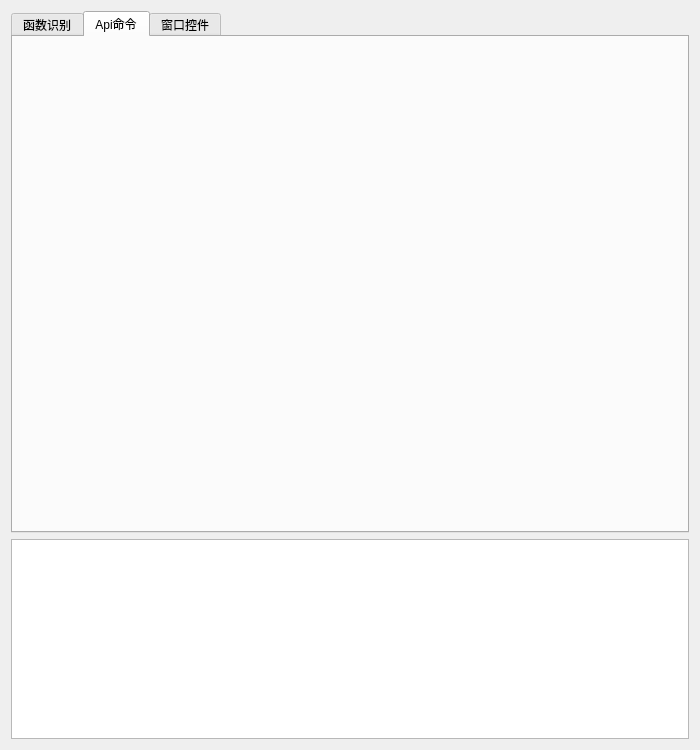
First picture: the form in E-Debug/MainWindow.ui, repository fjqisba/E-Debug, before the edit.
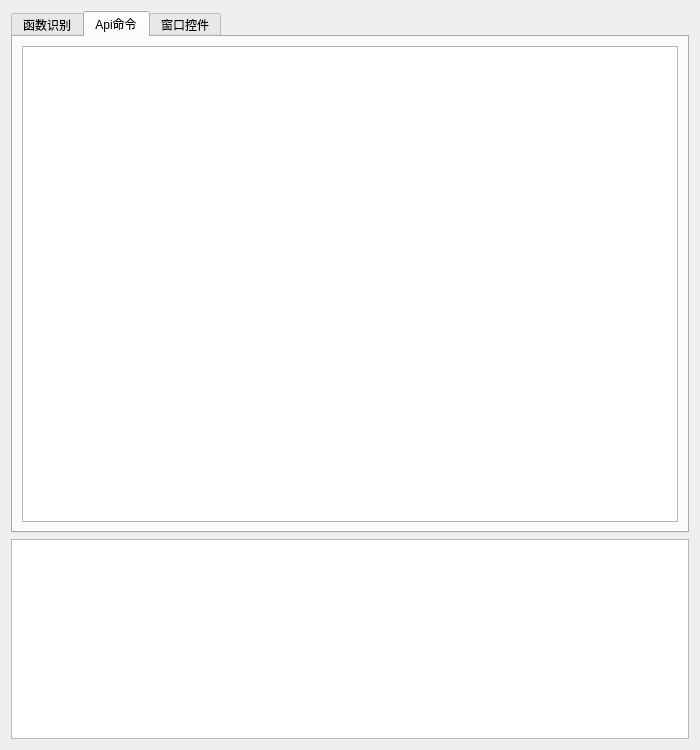
Second picture: the form after the edit. The open tabs and pages were chosen to show the change.

The edit to the form file:
```diff
--- a/E-Debug/MainWindow.ui
+++ b/E-Debug/MainWindow.ui
@@ -113,6 +113,24 @@
       <attribute name="title">
        <string>Api命令</string>
       </attribute>
+      <layout class="QGridLayout" name="gridLayout_3">
+       <item row="0" column="0">
+        <widget class="QTableWidget" name="table_Api">
+         <property name="editTriggers">
+          <set>QAbstractItemView::NoEditTriggers</set>
+         </property>
+         <property name="selectionMode">
+          <enum>QAbstractItemView::ExtendedSelection</enum>
+         </property>
+         <property name="selectionBehavior">
+          <enum>QAbstractItemView::SelectRows</enum>
+         </property>
+         <attribute name="verticalHeaderVisible">
+          <bool>false</bool>
+         </attribute>
+        </widget>
+       </item>
+      </layout>
      </widget>
      <widget class="QWidget" name="tab_Control">
       <attribute name="title">
```
Left out of the diff: 2 changed lines with no effect on the pictures.
